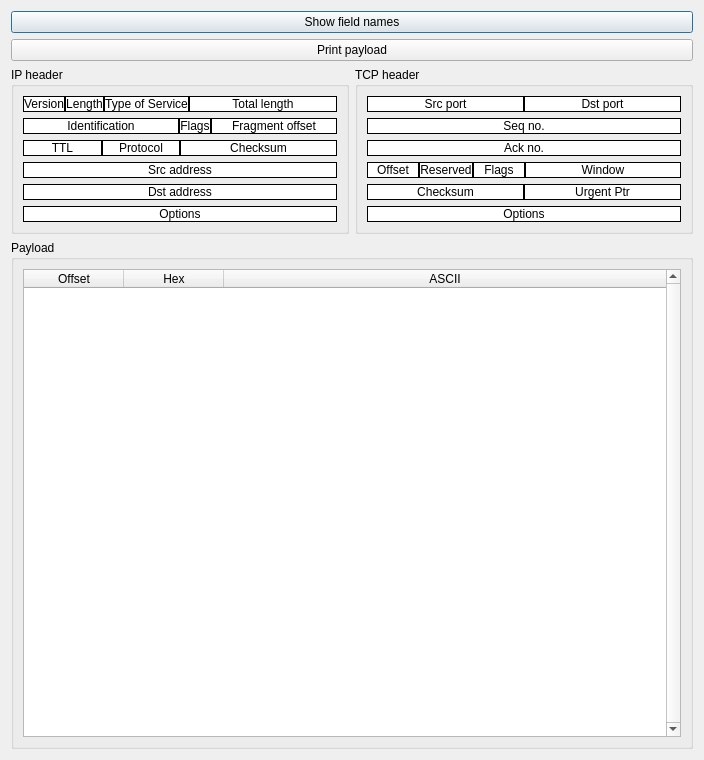
AONunan/FinalYearProject, file packetinfodialog.ui: the form before one commit.
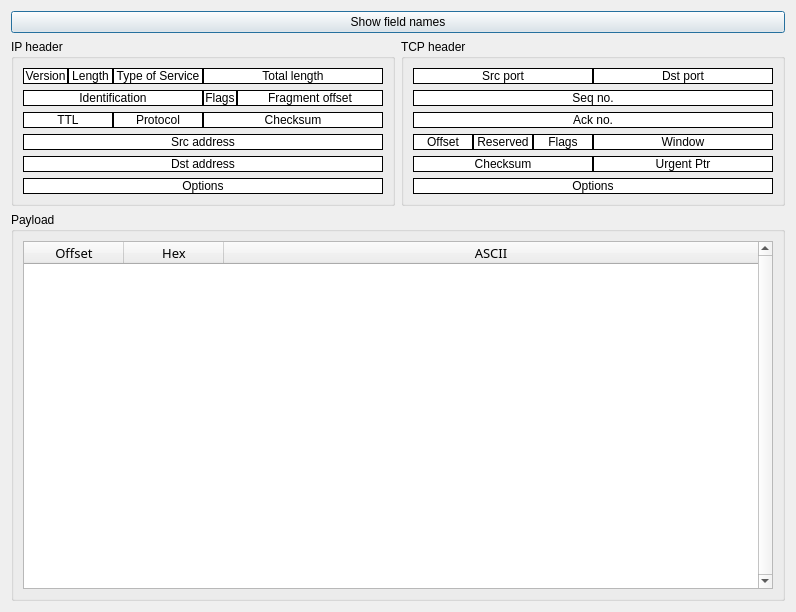
The form after the commit.

Commit message: Added ASCII payload printing

Diff of the .ui file:
```diff
--- a/packetinfodialog.ui
+++ b/packetinfodialog.ui
@@ -6,8 +6,8 @@
    <rect>
     <x>0</x>
     <y>0</y>
-    <width>704</width>
-    <height>760</height>
+    <width>796</width>
+    <height>612</height>
    </rect>
   </property>
   <property name="windowTitle">
@@ -21,13 +21,6 @@
      </property>
     </widget>
    </item>
-   <item>
-    <widget class="QPushButton" name="pushButton_print_payload">
-     <property name="text">
-      <string>Print payload</string>
-     </property>
-    </widget>
-   </item>
    <item>
     <layout class="QHBoxLayout" name="horizontalLayout_10" stretch="0,0">
      <item>
@@ -555,6 +548,12 @@
           <verstretch>0</verstretch>
          </sizepolicy>
         </property>
+        <property name="font">
+         <font>
+          <family>Droid Sans Mono</family>
+          <pointsize>10</pointsize>
+         </font>
+        </property>
         <property name="toolTip">
          <string>Captured packets</string>
         </property>
```
Left out of the diff: 2 changed lines with no effect on the pictures. The commit also changes 3 other files.
